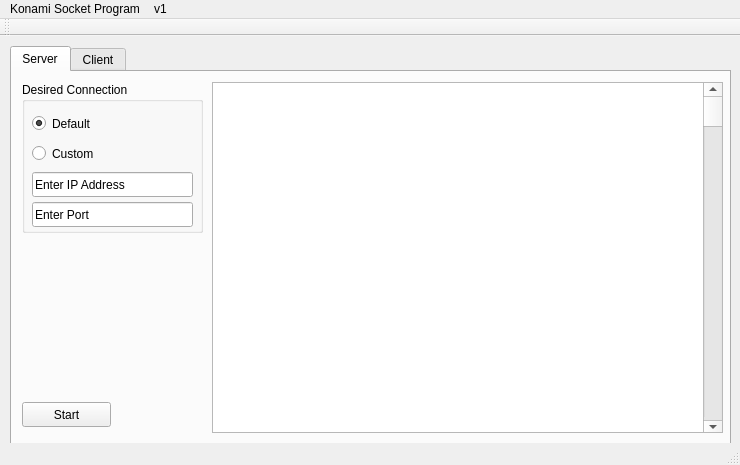
Qt form gui/SocketProgram/mainwindow.ui (nylart/Server-Client-Socket-Program) before a commit.
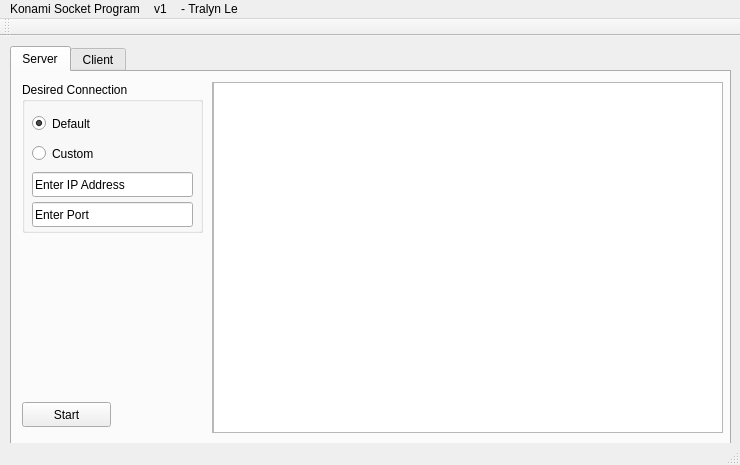
The same form after that commit. The open tabs and pages were chosen to show the change.

```diff
--- a/gui/SocketProgram/mainwindow.ui
+++ b/gui/SocketProgram/mainwindow.ui
@@ -141,27 +141,17 @@
        <widget class="QTextEdit" name="TextArea_Server">
         <property name="geometry">
          <rect>
-          <x>-7</x>
+          <x>0</x>
           <y>-1</y>
-          <width>521</width>
+          <width>511</width>
           <height>351</height>
          </rect>
         </property>
+        <property name="readOnly">
+         <bool>false</bool>
+        </property>
         <property name="textInteractionFlags">
-         <set>Qt::NoTextInteraction</set>
-        </property>
-       </widget>
-       <widget class="QScrollBar" name="verticalScrollBar">
-        <property name="geometry">
-         <rect>
-          <x>490</x>
-          <y>0</y>
-          <width>20</width>
-          <height>351</height>
-         </rect>
-        </property>
-        <property name="orientation">
-         <enum>Qt::Vertical</enum>
+         <set>Qt::TextEditorInteraction</set>
         </property>
        </widget>
       </widget>
@@ -368,8 +358,14 @@
      <string>v1</string>
     </property>
    </widget>
+   <widget class="QMenu" name="menu_Tralyn_Le">
+    <property name="title">
+     <string>- Tralyn Le</string>
+    </property>
+   </widget>
    <addaction name="menuKonami_Socket_Program"/>
    <addaction name="menuv1"/>
+   <addaction name="menu_Tralyn_Le"/>
   </widget>
   <widget class="QToolBar" name="mainToolBar">
    <attribute name="toolBarArea">
```
Left out of the diff: 21 changed lines with no effect on the pictures.
